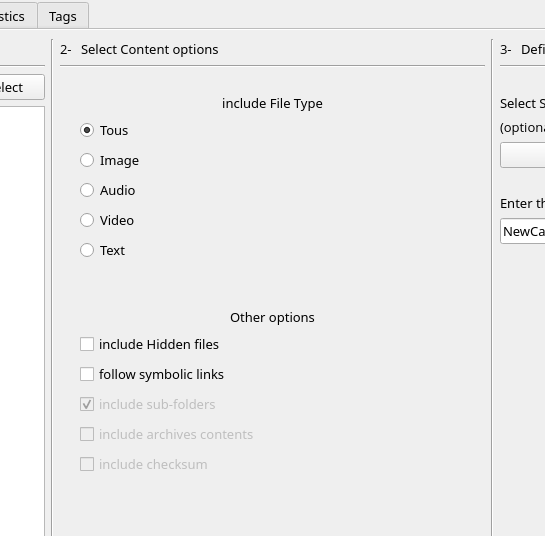
StephaneCouturier/Katalog, file mainwindow.ui: the form before one commit; both pictures show x 598 to 1143 and y 0 to 536 of the 1533 by 774 pixel window.
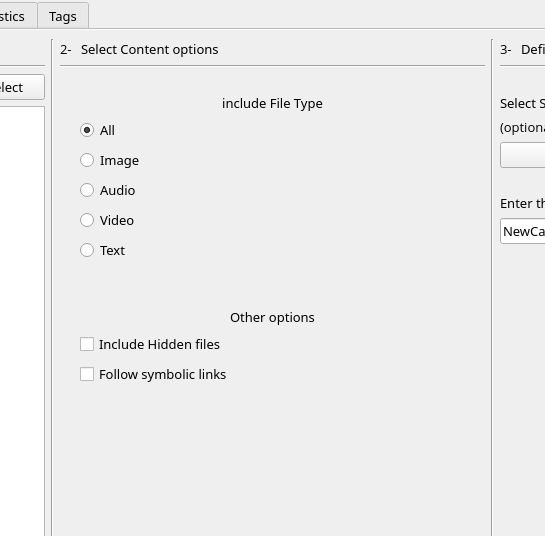
The form after the commit. The open tabs and pages were chosen to show the change. Icons and pictures are not drawn. Custom widgets are drawn as their Qt base class.

The edit to the form file:
```diff
--- a/mainwindow.ui
+++ b/mainwindow.ui
@@ -2115,7 +2115,7 @@
                <locale language="English" country="UnitedStates"/>
               </property>
               <property name="text">
-               <string>Tous</string>
+               <string>All</string>
               </property>
               <property name="checked">
                <bool>true</bool>
@@ -2210,7 +2210,7 @@
             <item>
              <widget class="QCheckBox" name="Create_checkBox_IncludeHidden">
               <property name="text">
-               <string>include Hidden files</string>
+               <string>Include Hidden files</string>
               </property>
              </widget>
             </item>
@@ -2220,49 +2220,7 @@
                <locale language="English" country="UnitedStates"/>
               </property>
               <property name="text">
-               <string>follow symbolic links</string>
-              </property>
-             </widget>
-            </item>
-            <item>
-             <widget class="QCheckBox" name="Create_checkBox_IncludeSubDir">
-              <property name="enabled">
-               <bool>false</bool>
-              </property>
-              <property name="locale">
-               <locale language="English" country="UnitedStates"/>
-              </property>
-              <property name="text">
-               <string>include sub-folders</string>
-              </property>
-              <property name="checked">
-               <bool>true</bool>
-              </property>
-             </widget>
-            </item>
-            <item>
-             <widget class="QCheckBox" name="Create_checkBox_IncludeArchives">
-              <property name="enabled">
-               <bool>false</bool>
-              </property>
-              <property name="locale">
-               <locale language="English" country="UnitedStates"/>
-              </property>
-              <property name="text">
-               <string>include archives contents</string>
-              </property>
-             </widget>
-            </item>
-            <item>
-             <widget class="QCheckBox" name="Create_checkBox_IncludeChecksum">
-              <property name="enabled">
-               <bool>false</bool>
-              </property>
-              <property name="locale">
-               <locale language="English" country="UnitedStates"/>
-              </property>
-              <property name="text">
-               <string>include checksum</string>
+               <string>Follow symbolic links</string>
               </property>
              </widget>
             </item>
```
Left out of the diff: 10 changed lines with no effect on the pictures.
